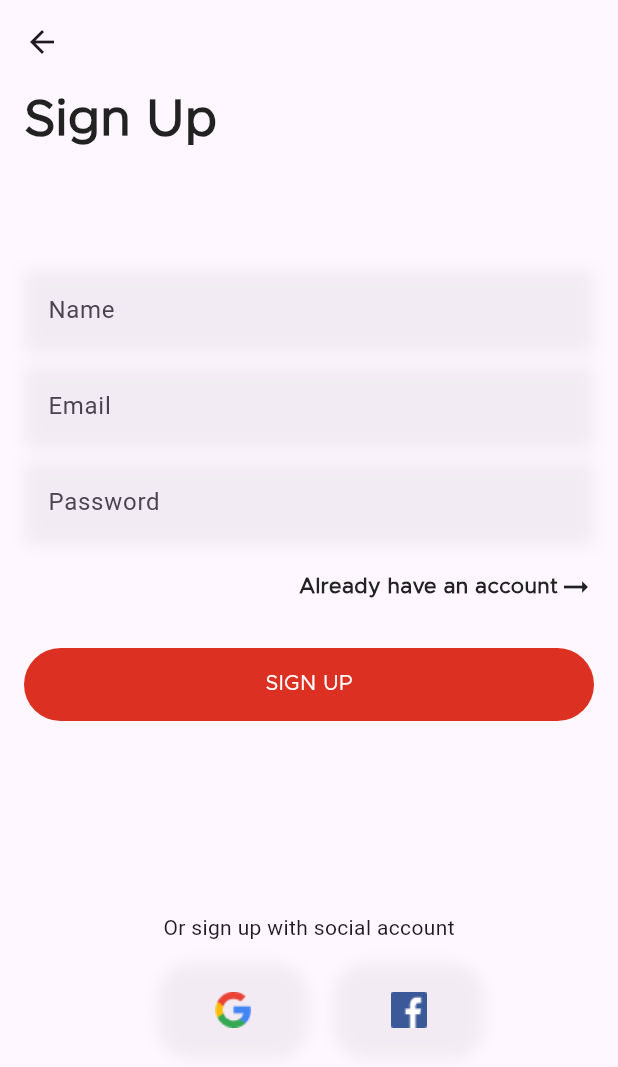
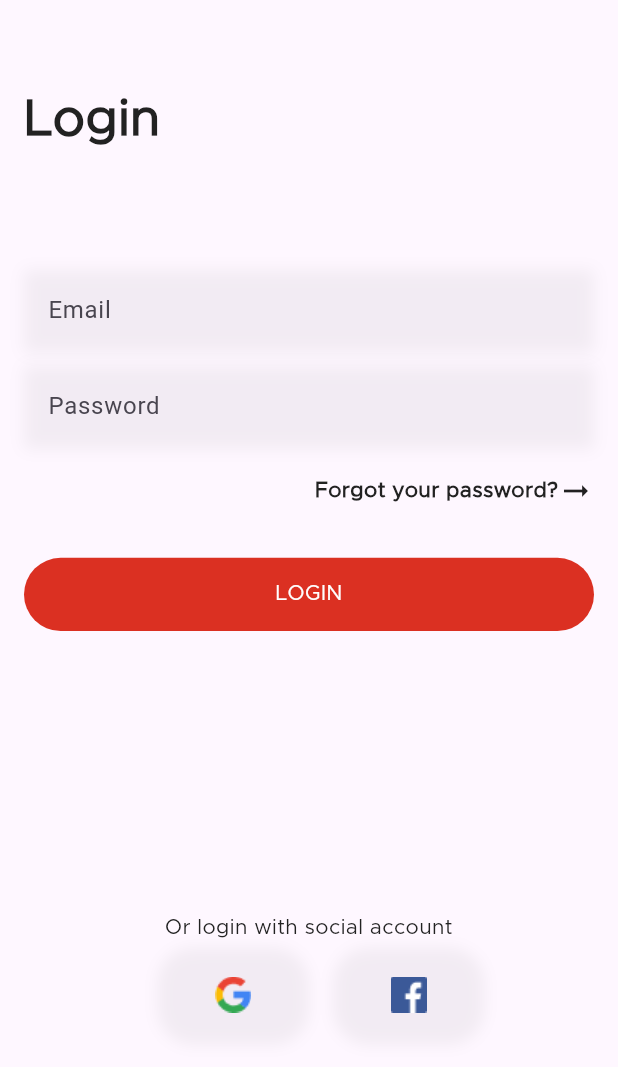
Before and after one commit to KingNarmar/ecommerce_it_school, a Flutter app: the screen it shows after launch, on a phone screen of 412 x 824 dp. Shown: the top 1067 px of the screen. Run offline on Flutter 3.47's test engine with Material 3 defaults, Android fonts, the phone set to English and light mode, and no system bars.

Commit message:
Login Screen Done

```diff
--- a/lib/main.dart
+++ b/lib/main.dart
@@ -1,6 +1,6 @@
 import 'package:flutter/material.dart';
 
-import 'views/splash/splash_screen.dart';
+import 'views/login/login_screen.dart';
 
 void main() {
   runApp(const MyApp());
@@ -14,7 +14,7 @@ class MyApp extends StatelessWidget {
   Widget build(BuildContext context) {
     return MaterialApp(
       theme: ThemeData(useMaterial3: true),
-      home: const SpalshScreen(),
+      home: const LoginScreen(),
     );
   }
 }
--- a/lib/shared/componants/custom_button.dart
+++ b/lib/shared/componants/custom_button.dart
@@ -3,9 +3,9 @@ import 'package:flutter/material.dart';
 class CustomButton extends StatelessWidget {
   const CustomButton({
     super.key,
-    this.child,
+    required this.child,
   });
-  final String? child;
+  final String child;
   @override
   Widget build(BuildContext context) {
     return Container(
@@ -19,7 +19,7 @@ class CustomButton extends StatelessWidget {
       ),
       child: Center(
         child: Text(
-          child!,
+          child,
           style: const TextStyle(
             color: Colors.white,
             fontSize: 14,
--- /dev/null
+++ b/lib/views/login/login_componants/login_parameter_section.dart
@@ -0,0 +1,63 @@
+import 'package:flutter/material.dart';
+
+import '../../../shared/componants/custom_button.dart';
+import '../../../shared/componants/custom_text_field.dart';
+
+class LoginParameterSection extends StatelessWidget {
+  const LoginParameterSection({
+    super.key,
+  });
+
+  @override
+  Widget build(BuildContext context) {
+    return Column(
+      children: [
+        SizedBox(
+          height: MediaQuery.sizeOf(context).height * 0.089901478,
+        ),
+        const CustomTextField(
+          labelText: "Email",
+        ),
+        SizedBox(
+          height: MediaQuery.sizeOf(context).height * 0.009852217,
+        ),
+        const CustomTextField(
+          labelText: "Password",
+        ),
+        SizedBox(
+          height: MediaQuery.sizeOf(context).height * 0.019704433,
+        ),
+        InkWell(
+          onTap: () {
+            Navigator.push(
+                context,
+                MaterialPageRoute(
+                  builder: (context) => ForgotPasswordScreen(),
+                ));
+          },
+          child: const Row(
+            mainAxisAlignment: MainAxisAlignment.end,
+            children: [
+              Text(
+                "Forgot your password?",
+                style: TextStyle(
+                  color: Color(0xFF222222),
+                  fontSize: 14,
+                  fontFamily: 'Metropolis',
+                  fontWeight: FontWeight.w600,
+                ),
+              ),
+              Icon(Icons.arrow_right_alt_outlined)
+            ],
+          ),
+        ),
+        SizedBox(
+          height: MediaQuery.sizeOf(context).height * 0.039408867,
+        ),
+        const CustomButton(
+          child: "LOGIN",
+        ),
+      ],
+    );
+  }
+}
--- a/lib/views/sign_up/sing_up_componants/socila_media_section.dart
+++ b/lib/views/login/login_componants/login_social_media_section.dart
@@ -2,8 +2,8 @@ import 'package:flutter/material.dart';
 
 import '../../../shared/componants/custom_container_for_social_icons.dart';
 
-class SocialMediaSection extends StatelessWidget {
-  const SocialMediaSection({
+class LoginSocialMediaSection extends StatelessWidget {
+  const LoginSocialMediaSection({
     super.key,
   });
 
@@ -11,8 +11,21 @@ class SocialMediaSection extends StatelessWidget {
   Widget build(BuildContext context) {
     return Column(
       children: [
+        SizedBox(
+          height: MediaQuery.sizeOf(context).height * 0.238916256,
+        ),
         const Center(
-          child: Text("Or sign up with social account"),
+          child: Text(
+            "Or login with social account",
+            textAlign: TextAlign.center,
+            style: TextStyle(
+              color: Color(0xFF222222),
+              fontSize: 14,
+              fontFamily: 'Metropolis',
+              fontWeight: FontWeight.w500,
+              height: 0.10,
+            ),
+          ),
         ),
         SizedBox(
           height: MediaQuery.sizeOf(context).height * 0.014778325,
--- /dev/null
+++ b/lib/views/login/login_screen.dart
@@ -0,0 +1,29 @@
+import 'package:ecommerce_it_school/shared/componants/custom_app_bar.dart';
+import 'package:flutter/material.dart';
+import 'login_componants/login_parameter_section.dart';
+import 'login_componants/login_social_media_section.dart';
+
+class LoginScreen extends StatelessWidget {
+  const LoginScreen({super.key});
+
+  @override
+  Widget build(BuildContext context) {
+    return Scaffold(
+      appBar: AppBar(),
+      body: const Padding(
+        padding: EdgeInsets.symmetric(horizontal: 16),
+        child: SingleChildScrollView(
+            child: Column(
+          crossAxisAlignment: CrossAxisAlignment.start,
+          children: [
+            CustomAppBar(
+              text: "Login",
+            ),
+            LoginParameterSection(),
+            LoginSocialMediaSection(),
+          ],
+        )),
+      ),
+    );
+  }
+}
--- a/lib/views/sign_up/sign_up_screen.dart
+++ b/lib/views/sign_up/sign_up_screen.dart
@@ -1,7 +1,7 @@
 import 'package:flutter/material.dart';
 import '../../shared/componants/custom_app_bar.dart';
-import 'sing_up_componants/parameter_section.dart';
-import 'sing_up_componants/socila_media_section.dart';
+import 'sing_up_componants/sign_up_parameter_section.dart';
+import 'sing_up_componants/sign_up_socila_media_section.dart';
 
 class SignUpScreen extends StatelessWidget {
   const SignUpScreen({super.key});
@@ -21,8 +21,8 @@ class SignUpScreen extends StatelessWidget {
                 SizedBox(
                   height: MediaQuery.sizeOf(context).height * 0.089901478,
                 ),
-                const ParameterSection(),
-                const SocialMediaSection(),
+                const SignUpParameterSection(),
+                const SignUpSocialMediaSection(),
               ],
             ),
           ),
```
Also changed, not shown: lib/views/sign_up/sing_up_componants/sign_up_parameter_section.dart (renamed from lib/views/sign_up/sing_up_componants/parameter_section.dart, +14 -3 lines), lib/views/sign_up/sing_up_componants/sign_up_socila_media_section.dart (added, +44 -0 lines).
